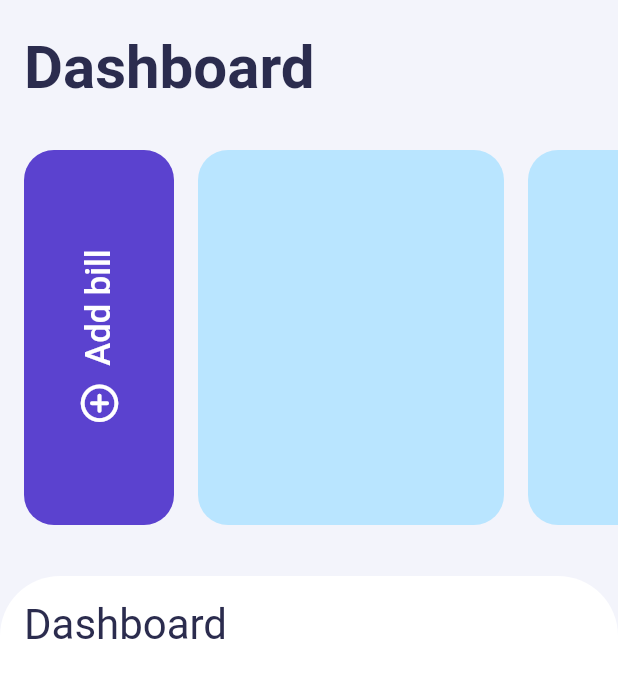
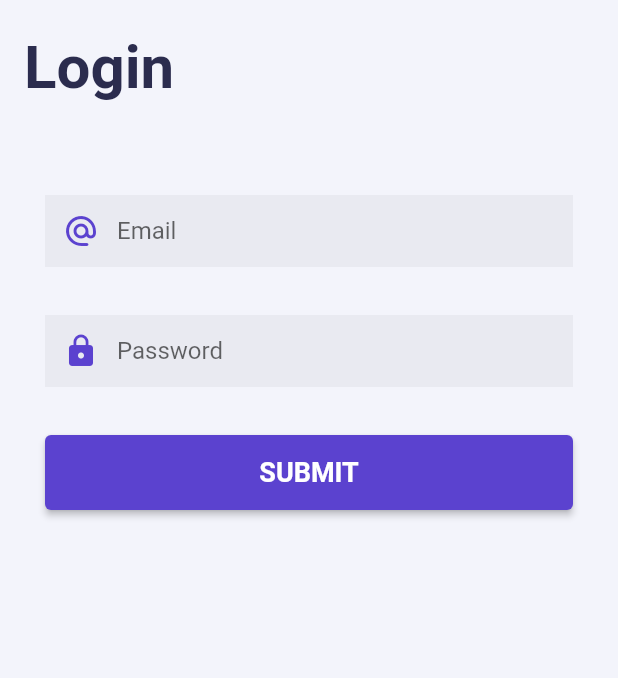
Before and after one commit to ShounakDeshmukh/Bill-Split-App-Flutter, a Flutter app: the screen it shows after launch, on a phone screen of 412 x 824 dp. Shown: the top 678 px of the screen. Run offline on Flutter 3.47's test engine with Material 2 defaults, Android fonts, the phone set to English and light mode, and no system bars; our stand-ins replace google_fonts; Roboto replaces fonts that are missing (Oldenburg).

Commit message:
ADDED: Login UI & Registration UI

```diff
--- a/lib/main.dart
+++ b/lib/main.dart
@@ -1,4 +1,6 @@
-import 'package:bill_split_app/home_screen.dart';
+import 'package:bill_split_app/screens/home_screen.dart';
+import 'package:bill_split_app/screens/login_screen.dart';
+import 'package:bill_split_app/screens/register_screen.dart';
 import 'package:flutter/material.dart';
 
 void main() {
@@ -11,20 +13,6 @@ class MyApp extends StatelessWidget {
   // This widget is the root of your application.
   @override
   Widget build(BuildContext context) {
-    return MaterialApp(
-        title: 'Flutter Demo',
-        theme: ThemeData(
-          // This is the theme of your application.
-          //
-          // Try running your application with "flutter run". You'll see the
-          // application has a blue toolbar. Then, without quitting the app, try
-          // changing the primarySwatch below to Colors.green and then invoke
-          // "hot reload" (press "r" in the console where you ran "flutter run",
-          // or simply save your changes to "hot reload" in a Flutter IDE).
-          // Notice that the counter didn't reset back to zero; the application
-          // is not restarted.
-          primarySwatch: Colors.blue,
-        ),
-        home: HomeScreen());
+    return const MaterialApp(home: LoginPage());
   }
 }
--- a/lib/home_screen.dart
+++ b/lib/screens/home_screen.dart
@@ -7,7 +7,7 @@ class HomeScreen extends StatelessWidget {
   @override
   Widget build(BuildContext context) {
     return Scaffold(
-      backgroundColor: Color(0xfff3f4fb),
+      backgroundColor: Color.fromARGB(255, 243, 244, 251),
       appBar: AppBar(
         toolbarHeight: 90,
         elevation: 0,
@@ -29,7 +29,7 @@ class HomeScreen extends StatelessWidget {
               child: Row(
                 children: [
                   Container(
-                    margin: EdgeInsets.fromLTRB(0, 0, 8, 0),
+                    margin: const EdgeInsets.fromLTRB(0, 0, 8, 0),
                     child: ElevatedButton(
                       onPressed: (() {}),
                       style: ElevatedButton.styleFrom(
@@ -44,7 +44,7 @@ class HomeScreen extends StatelessWidget {
                           mainAxisAlignment: MainAxisAlignment.center,
                           children: [
                             Container(
-                              margin: EdgeInsets.only(right: 10),
+                              margin: const EdgeInsets.only(right: 10),
                               child: const Icon(
                                 Icons.add_circle_outline_rounded,
                                 size: 30,
@@ -59,8 +59,8 @@ class HomeScreen extends StatelessWidget {
                       ),
                     ),
                   ),
-                  Cardbill(),
-                  Cardbill(),
+                  const Cardbill(),
+                  const Cardbill(),
                 ],
               ),
             ),
@@ -72,7 +72,7 @@ class HomeScreen extends StatelessWidget {
                     BorderRadiusDirectional.vertical(top: Radius.circular(40)),
                 color: Colors.white,
               ),
-              margin: EdgeInsets.only(top: 24),
+              margin: const EdgeInsets.only(top: 24),
               height: 100,
               child: Column(
                 children: [
@@ -80,8 +80,8 @@ class HomeScreen extends StatelessWidget {
                     padding: const EdgeInsets.all(16),
                     child: Row(
                       children: [
-                        Text("Dashboard",
-                            style: GoogleFonts.oldenburg(
+                        Text("Friends",
+                            style: GoogleFonts.roboto(
                               textStyle: const TextStyle(
                                   fontSize: 28, color: Color(0xff2b2c4e)),
                             )),
@@ -108,7 +108,7 @@ class Cardbill extends StatelessWidget {
       width: 220,
       child: Card(
         elevation: 0,
-        margin: EdgeInsets.fromLTRB(8, 0, 8, 0),
+        margin: const EdgeInsets.fromLTRB(8, 0, 8, 0),
         color: const Color(0xffb9e5ff),
         shape: RoundedRectangleBorder(
           borderRadius: BorderRadius.circular(20),
--- /dev/null
+++ b/lib/screens/login_screen.dart
@@ -0,0 +1,89 @@
+import 'package:flutter/material.dart';
+import 'package:google_fonts/google_fonts.dart';
+
+import '../themes/inputdecorationdata.dart';
+import '../themes/themecolors.dart';
+
+class LoginPage extends StatelessWidget {
+  const LoginPage({super.key});
+
+  @override
+  Widget build(BuildContext context) {
+    return Scaffold(
+      backgroundColor: lightGrey,
+      appBar: AppBar(
+        toolbarHeight: 90,
+        elevation: 0,
+        backgroundColor: Colors.transparent,
+        title: Text("Login",
+            style: GoogleFonts.roboto(
+              textStyle: TextStyle(
+                fontWeight: FontWeight.bold,
+                fontSize: 40,
+                color: darkPurple,
+              ),
+            )),
+      ),
+      body: Padding(
+        padding: const EdgeInsets.symmetric(horizontal: 30),
+        child: SingleChildScrollView(
+          child: Column(
+            mainAxisAlignment: MainAxisAlignment.start,
+            children: const [
+              SizedBox(
+                height: 30 + 10,
+              ),
+              LoginForm()
+            ],
+          ),
+        ),
+      ),
+    );
+  }
+}
+
+class LoginForm extends StatelessWidget {
+  const LoginForm({super.key});
+
+  @override
+  Widget build(BuildContext context) {
+    return Form(
+      child: Column(
+        children: [
+          SizedBox(
+            height: 50,
+            child: TextFormField(
+              textAlignVertical: TextAlignVertical.center,
+              decoration: emailFieldDeco,
+            ),
+          ),
+          const SizedBox(
+            height: 30,
+          ),
+          SizedBox(
+            height: 50,
+            child: TextFormField(
+              textAlignVertical: TextAlignVertical.center,
+              decoration: passFieldDeco,
+            ),
+          ),
+          const SizedBox(
+            height: 30,
+          ),
+          SizedBox(
+            height: 50,
+            width: double.maxFinite,
+            child: ElevatedButton(
+              onPressed: () {},
+              style: ElevatedButton.styleFrom(backgroundColor: lightPurple),
+              child: Text("SUBMIT",
+                  style: GoogleFonts.roboto(
+                      textStyle: const TextStyle(
+                          fontSize: 18, fontWeight: FontWeight.bold))),
+            ),
+          )
+        ],
+      ),
+    );
+  }
+}
--- /dev/null
+++ b/lib/themes/inputdecorationdata.dart
@@ -0,0 +1,51 @@
+import 'package:flutter/material.dart';
+
+import 'themecolors.dart';
+
+InputDecoration emailFieldDeco = InputDecoration(
+  hintText: "Email",
+  prefixIcon: Icon(
+    Icons.alternate_email_rounded,
+    color: lightPurple,
+  ),
+  filled: true,
+  border: InputBorder.none,
+  focusedBorder: UnderlineInputBorder(
+      borderSide: BorderSide(color: lightPurple, width: 2)),
+);
+
+InputDecoration nameFieldDeco = InputDecoration(
+  hintText: "Name",
+  prefixIcon: Icon(
+    Icons.person,
+    color: lightPurple,
+  ),
+  filled: true,
+  border: InputBorder.none,
+  focusedBorder: UnderlineInputBorder(
+      borderSide: BorderSide(color: lightPurple, width: 2)),
+);
+
+InputDecoration passFieldDeco = InputDecoration(
+  hintText: "Password",
+  prefixIcon: Icon(
+    Icons.lock,
+    color: lightPurple,
+  ),
+  filled: true,
+  border: InputBorder.none,
+  focusedBorder: UnderlineInputBorder(
+      borderSide: BorderSide(color: lightPurple, width: 2)),
+);
+
+InputDecoration passVerifyFieldDeco = InputDecoration(
+  hintText: "Re-enter Password",
+  prefixIcon: Icon(
+    Icons.lock,
+    color: lightPurple,
+  ),
+  filled: true,
+  border: InputBorder.none,
+  focusedBorder: UnderlineInputBorder(
+      borderSide: BorderSide(color: lightPurple, width: 2)),
+);
--- /dev/null
+++ b/lib/themes/themecolors.dart
@@ -0,0 +1,6 @@
+import 'package:flutter/material.dart';
+
+Color darkPurple = const Color.fromARGB(255, 43, 44, 78);
+Color lightPurple = const Color.fromARGB(255, 91, 66, 207);
+Color lightGrey = const Color.fromARGB(255, 243, 244, 251);
+Color borderGrey = const Color.fromARGB(255, 215, 220, 234);
```
Also changed, not shown: lib/screens/register_screen.dart (added, +111 -0 lines).
